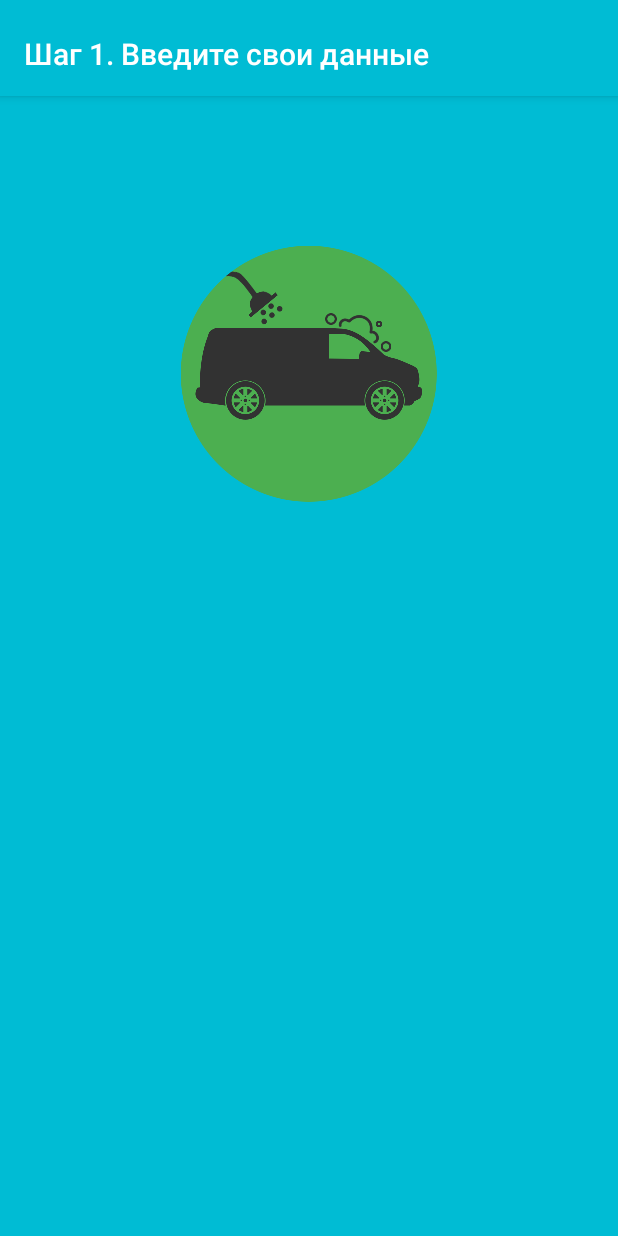
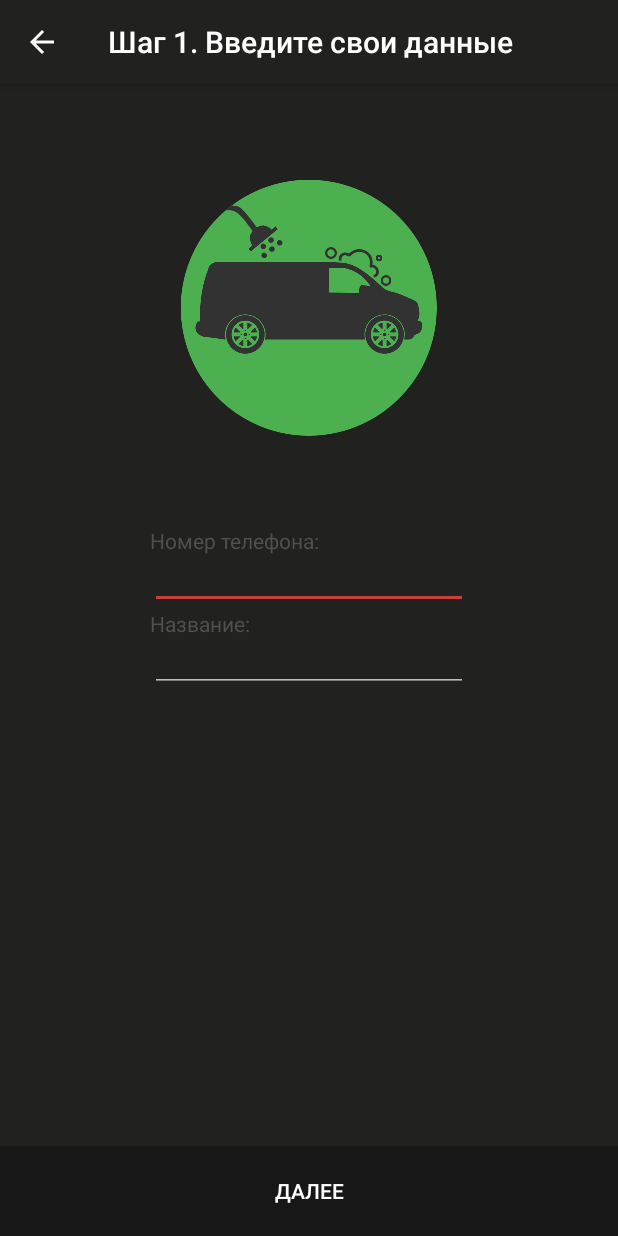
Before and after one commit to adashik/MrMoika, an Android app: the CarwashRegistration screen opened directly, with no data from a screen before it, on a phone screen of 412 x 824 dp. Run offline under Robolectric (Android 15) with nearby library versions, the phone set to English and light mode, and no system bars.

Commit message:
Коммичу, пока ниче не сломал

```diff
--- a/app/src/main/res/drawable/background_main.xml
+++ b/app/src/main/res/drawable/background_main.xml
@@ -8,7 +8,7 @@
         </shape>
     </item>
     <item
-        android:top="300dp">
+        android:top="200dp">
         <shape android:shape="rectangle" >
             <solid android:color="@color/colorPrimary" />
         </shape>
--- /dev/null
+++ b/app/src/main/res/drawable/button_next.xml
@@ -0,0 +1,4 @@
+<?xml version="1.0" encoding="utf-8"?>
+<ripple xmlns:android="http://schemas.android.com/apk/res/android" android:color="@color/colorAccent">
+    <item android:drawable="@color/colorPrimaryDark"/>
+</ripple>
--- a/app/src/main/res/layout/activity_carwash_registration.xml
+++ b/app/src/main/res/layout/activity_carwash_registration.xml
@@ -1,30 +1,41 @@
 <?xml version="1.0" encoding="utf-8"?>
-<android.support.design.widget.CoordinatorLayout
-    xmlns:android="http://schemas.android.com/apk/res/android"
-    xmlns:tools="http://schemas.android.com/tools"
-    xmlns:app="http://schemas.android.com/apk/res-auto" android:id="@+id/main_content"
-    android:layout_width="match_parent" android:layout_height="match_parent"
-    android:fitsSystemWindows="true"
+<RelativeLayout xmlns:android="http://schemas.android.com/apk/res/android"
+    xmlns:tools="http://schemas.android.com/tools" xmlns:app="http://schemas.android.com/apk/res-auto"
+    android:layout_width="match_parent"
+    android:layout_height="match_parent"
+    android:paddingLeft="@dimen/activity_horizontal_margin"
+    android:paddingRight="@dimen/activity_horizontal_margin"
+    android:paddingTop="@dimen/activity_vertical_margin"
+    android:paddingBottom="@dimen/activity_vertical_margin"
     tools:context="com.lessugly.mrmoika.registration.CarwashRegistration"
     android:background="@drawable/background_carwash_registration">
 
     <android.support.design.widget.AppBarLayout android:id="@+id/appbar"
         android:layout_width="match_parent" android:layout_height="wrap_content"
-        android:paddingTop="@dimen/appbar_padding_top"
         android:theme="@style/AppTheme.AppBarOverlay">
 
         <android.support.v7.widget.Toolbar android:id="@+id/toolbar"
-            android:layout_width="match_parent" android:layout_height="?attr/actionBarSize"
-            android:background="?attr/colorPrimary" app:popupTheme="@style/AppTheme.PopupOverlay"
+            android:layout_width="match_parent"
+            android:layout_height="?attr/actionBarSize"
+            android:background="?attr/colorPrimary"
+            app:popupTheme="@style/AppTheme.PopupOverlay"
             app:layout_scrollFlags="scroll|enterAlways">
-
         </android.support.v7.widget.Toolbar>
-
     </android.support.design.widget.AppBarLayout>
 
-    <android.support.v4.view.ViewPager android:id="@+id/container"
+    <Button
+        android:id="@+id/buttonNext"
+        android:layout_width="fill_parent"
+        android:layout_height="@dimen/main_button_height"
+        android:text="@string/reg_next"
+        android:textAllCaps="true"
+        android:layout_alignParentBottom="true"
+        android:layout_centerInParent="true"
+        android:background="@drawable/button_next"
+        />
+
+        <android.support.v4.view.ViewPager android:id="@+id/container"
         android:layout_width="match_parent" android:layout_height="match_parent"
         app:layout_behavior="@string/appbar_scrolling_view_behavior" />
 
-
-</android.support.design.widget.CoordinatorLayout>
+</RelativeLayout>
--- a/app/src/main/res/layout/fragment_carwash_registration_first.xml
+++ b/app/src/main/res/layout/fragment_carwash_registration_first.xml
@@ -12,8 +12,56 @@
         android:id="@+id/logo_main"
         android:layout_alignParentTop="true"
         android:layout_centerHorizontal="true"
-        android:layout_marginTop="100dp"
+        android:layout_marginTop="120dp"
         android:contentDescription="logo"
         android:background="@drawable/logo_carwash" />
 
+    <RelativeLayout
+        android:layout_width="match_parent"
+        android:layout_height="match_parent"
+        android:layout_alignParentStart="true"
+        android:layout_below="@+id/logo_main"
+        android:layout_alignParentBottom="true"
+        android:layout_marginBottom="80dp"
+        android:layout_marginRight="100dp"
+        android:layout_marginLeft="100dp"
+        android:layout_marginTop="60dp">
+
+        <TextView
+            android:layout_width="wrap_content"
+            android:layout_height="wrap_content"
+            android:text="Номер телефона:"
+            android:id="@+id/textViewPhone"
+            android:layout_alignParentTop="true"
+            android:layout_alignParentStart="true"
+            android:textColor="#505050" />
+        <EditText
+            android:layout_width="fill_parent"
+            android:layout_height="wrap_content"
+            android:id="@+id/editTextPhone"
+            android:layout_alignParentTop="true"
+            android:layout_alignParentStart="true"
+            android:inputType="phone"
+            android:paddingTop="20dp"
+            />
+        <TextView
+            android:layout_width="wrap_content"
+            android:layout_height="wrap_content"
+            android:text="Название:"
+            android:id="@+id/textViewName"
+            android:layout_below="@+id/editTextPhone"
+            android:layout_alignParentStart="true"
+            android:textColor="#505050" />
+        <EditText
+            android:layout_width="fill_parent"
+            android:layout_height="wrap_content"
+            android:id="@+id/editTextName"
+            android:layout_below="@+id/editTextPhone"
+            android:layout_alignParentStart="true"
+            android:inputType="text"
+            android:paddingTop="20dp"
+            />
+    </RelativeLayout>
+
+
 </RelativeLayout>
--- a/app/src/main/res/layout/fragment_carwash_registration_third.xml
+++ b/app/src/main/res/layout/fragment_carwash_registration_third.xml
@@ -12,7 +12,7 @@
         android:id="@+id/logo_main"
         android:layout_alignParentTop="true"
         android:layout_centerHorizontal="true"
-        android:layout_marginTop="100dp"
+        android:layout_marginTop="120dp"
         android:contentDescription="logo"
         android:background="@drawable/logo_carwash" />
 
--- a/app/src/main/res/values/colors.xml
+++ b/app/src/main/res/values/colors.xml
@@ -1,7 +1,7 @@
 <?xml version="1.0" encoding="utf-8"?>
 <resources>
-    <color name="colorPrimary">#00BCD4</color>
-    <color name="colorPrimaryDark">#0097A7</color>
+    <color name="colorPrimary">#212120</color>
+    <color name="colorPrimaryDark">#161716</color>
     <color name="colorPrimaryLight">#B2EBF2</color>
-    <color name="colorAccent">#4CAF50</color>
+    <color name="colorAccent">#cb3e3e</color>
 </resources>
--- a/app/src/main/res/values/dimens.xml
+++ b/app/src/main/res/values/dimens.xml
@@ -3,7 +3,7 @@
     <dimen name="activity_horizontal_margin">0dp</dimen>
     <dimen name="activity_vertical_margin">0dp</dimen>
     <dimen name="main_button_height">60dp</dimen>
-    <dimen name="main_button_width">300dp</dimen>
+    <dimen name="main_button_width">200dp</dimen>
     <dimen name="fab_margin">16dp</dimen>
     <dimen name="appbar_padding_top">8dp</dimen>
 </resources>
--- a/app/src/main/res/values/strings.xml
+++ b/app/src/main/res/values/strings.xml
@@ -3,5 +3,7 @@
     <string name="car_registration">Я автовладелец</string>
     <string name="wash">Я хозяин мойки</string>
     <string name="title_activity_carwash_registration">CarwashRegistration</string>
+    <string name="reg_next">Далее</string>
+    <string name="phone_hint">Номер телефона:</string>
 
 </resources>
--- a/app/src/main/res/values/styles.xml
+++ b/app/src/main/res/values/styles.xml
@@ -1,7 +1,7 @@
 <resources>
 
     <!-- Base application theme. -->
-    <style name="AppTheme" parent="Theme.AppCompat.Light.NoActionBar">
+    <style name="AppTheme" parent="Theme.AppCompat.NoActionBar">
         <!-- Customize your theme here. -->
         <item name="colorPrimary">@color/colorPrimary</item>
         <item name="colorPrimaryDark">@color/colorPrimaryDark</item>
```
Also changed, not shown: app/src/main/java/com/lessugly/mrmoika/registration/CarwashRegistration.java (+31 -1 lines), app/src/main/res/layout/activity_main.xml (+7 -5 lines), app/src/main/res/layout/fragment_carwash_registration_second.xml (+1 -9 lines).
